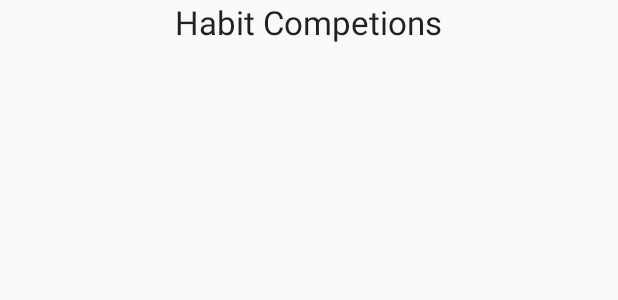
After one commit to mack1070101/as1, an Android app: the layout habit_completions.xml on its own in the app's theme, with its tools: preview values and no code run, on a phone screen of 412 x 824 dp. The commit adds this screen. Shown: the top 300 px of the screen. Run offline under Robolectric (Android 15) with nearby library versions, the phone set to English and light mode, and no system bars.

Commit message:
initial setup

```diff
--- a/bligh-HabitTracker/app/src/main/java/com/example/mackenzie/bligh_habittracker/MainActivity.java
+++ b/bligh-HabitTracker/app/src/main/java/com/example/mackenzie/bligh_habittracker/MainActivity.java
@@ -35,7 +35,7 @@ public class MainActivity extends AppCompatActivity {
     private ArrayAdapter<Habit> adapter;
 
     @Override
-    protected void onCreate(Bundle savedInstanceState) {
+    public void onCreate(Bundle savedInstanceState) {
         super.onCreate(savedInstanceState);
         setContentView(R.layout.activity_main);
 
@@ -43,13 +43,13 @@ public class MainActivity extends AppCompatActivity {
         Button saveHabit = (Button) findViewById(R.id.saveHabit);
         final Button habitStats = (Button) findViewById(R.id.view_button);
         Button habitRemoval = (Button) findViewById(R.id.delete_button);
-        CheckBox sundayBox = (CheckBox) findViewById(R.id.sunday);
+        /*CheckBox sundayBox = (CheckBox) findViewById(R.id.sunday);
         CheckBox mondayBox = (CheckBox) findViewById(R.id.monday);
         CheckBox tuesdayBox = (CheckBox) findViewById(R.id.tuesday);
         CheckBox wednesdayBox = (CheckBox) findViewById(R.id.wednesday);
         CheckBox thursdayBox = (CheckBox) findViewById(R.id.thursday);
         CheckBox fridayBox = (CheckBox) findViewById(R.id.friday);
-        CheckBox saturdayBox = (CheckBox) findViewById(R.id.saturday);
+        CheckBox saturdayBox = (CheckBox) findViewById(R.id.saturday);*/
         oldHabitList = (ListView) findViewById(R.id.oldHabitList);
 
         saveHabit.setOnClickListener(new View.OnClickListener() {
@@ -58,6 +58,7 @@ public class MainActivity extends AppCompatActivity {
                 String text = bodyText.getText().toString();
 
                 Habit newHabit = new NormalHabit(text);
+
                 System.out.print(text);
 
                 habitList.add(newHabit);
--- a/bligh-HabitTracker/app/src/main/java/com/example/mackenzie/bligh_habittracker/NormalHabit.java
+++ b/bligh-HabitTracker/app/src/main/java/com/example/mackenzie/bligh_habittracker/NormalHabit.java
@@ -3,7 +3,7 @@ package com.example.mackenzie.bligh_habittracker;
 /**
  * Created by mackenzie on 28/09/16.
  */
-public class NormalHabit extends Habit{
+public class NormalHabit extends Habit implements Habitable{
     public NormalHabit(String name){
         super(name);
     }
--- /dev/null
+++ b/bligh-HabitTracker/app/src/main/res/layout/habit_completions.xml
@@ -0,0 +1,19 @@
+<?xml version="1.0" encoding="utf-8"?>
+<LinearLayout xmlns:android="http://schemas.android.com/apk/res/android"
+    android:orientation="vertical" android:layout_width="match_parent"
+    android:layout_height="match_parent">
+
+    <TextView
+        android:layout_width="wrap_content"
+        android:layout_height="wrap_content"
+        android:textAppearance="?android:attr/textAppearanceLarge"
+        android:text="Habit Competions"
+        android:id="@+id/habitCompetionsText"
+        android:layout_gravity="center_horizontal" />
+
+    <ListView
+        android:layout_width="match_parent"
+        android:layout_height="wrap_content"
+        android:id="@+id/habitCompetions"
+        android:layout_gravity="center_horizontal" />
+</LinearLayout>
```
